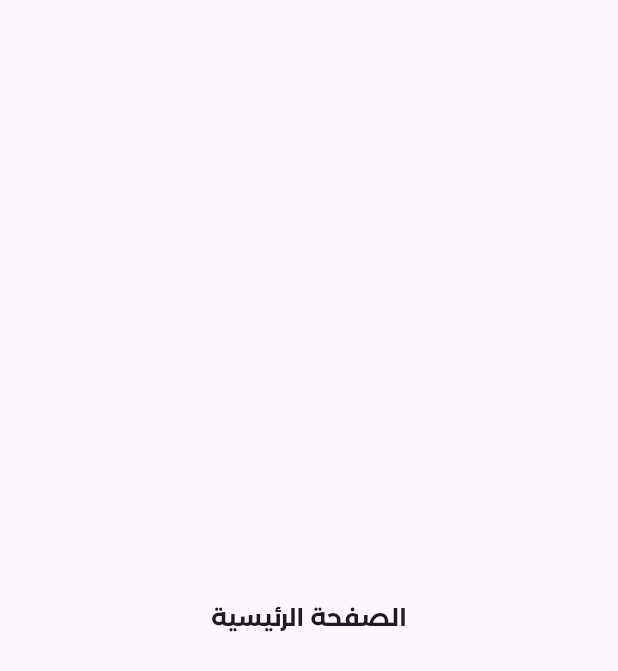
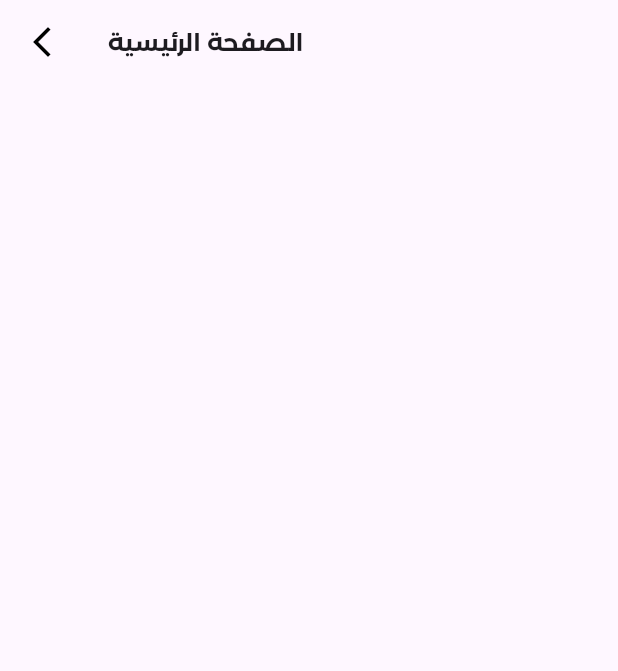
Before and after one commit to Mu-abdullah/Get-ME, a Flutter app: the screen it shows after launch, on a phone screen of 412 x 824 dp. Shown: the top 671 px of the screen. Run offline on Flutter 3.47's test engine with Material 3 defaults, Android fonts, the phone set to English and light mode, and no system bars.

Commit message:
create custom app bar

```diff
--- /dev/null
+++ b/lib/core/entities/custom_app_bar.dart
@@ -0,0 +1,32 @@
+import 'package:flutter/material.dart';
+import 'package:getme/core/style/widgets/app_text.dart';
+
+class CustomAppBar extends StatelessWidget implements PreferredSizeWidget {
+  const CustomAppBar({
+    super.key,
+    this.translatedTitle,
+    this.title = '',
+    this.isBack = true,
+    this.actions,
+  });
+  final String? translatedTitle;
+  final String title;
+  final bool isBack;
+  final List<Widget>? actions;
+  @override
+  Widget build(BuildContext context) {
+    return AppBar(
+      leading: isBack
+          ? Icon(
+              Icons.arrow_back_ios_new_outlined,
+              color: Colors.black,
+            )
+          : null,
+      title: AppText(translatedTitle ?? title, isBold: true),
+      actions: actions,
+    );
+  }
+
+  @override
+  Size get preferredSize => Size.fromHeight(56);
+}
--- a/lib/core/style/widgets/app_text.dart
+++ b/lib/core/style/widgets/app_text.dart
@@ -6,6 +6,7 @@ class AppText extends StatelessWidget {
     this.text, {
     super.key,
     this.isTitle = false,
+    this.isBold = false,
     this.softWrap = true,
     this.color,
     this.maxLines = 1,
@@ -14,6 +15,7 @@ class AppText extends StatelessWidget {
   });
   final String text;
   final bool isTitle;
+  final bool isBold;
   final bool softWrap;
   final Color? color;
   final int maxLines;
@@ -30,7 +32,7 @@ class AppText extends StatelessWidget {
             : Theme.of(context).textTheme.bodyLarge!.fontSize,
         color: color,
         fontFamily: FontsHelper.fontFamily,
-        fontWeight: isTitle ? FontWeight.bold : FontWeight.normal,
+        fontWeight: isBold ? FontWeight.bold : FontWeight.normal,
       ),
       overflow: textOverflow,
       maxLines: maxLines,
--- a/lib/features/home/presentation/views/home_screen.dart
+++ b/lib/features/home/presentation/views/home_screen.dart
@@ -1,15 +1,13 @@
 import 'package:flutter/material.dart';
-import 'package:getme/core/style/widgets/app_text.dart';
+import 'package:getme/core/entities/custom_app_bar.dart';
 
 class HomeScreen extends StatelessWidget {
   const HomeScreen({super.key});
 
   @override
   Widget build(BuildContext context) {
-    return const Scaffold(
-      body: Center(
-        child: AppText('الصفحة الرئيسية'),
-      ),
+    return Scaffold(
+      appBar: CustomAppBar(title: 'الصفحة الرئيسية'),
     );
   }
 }
```
